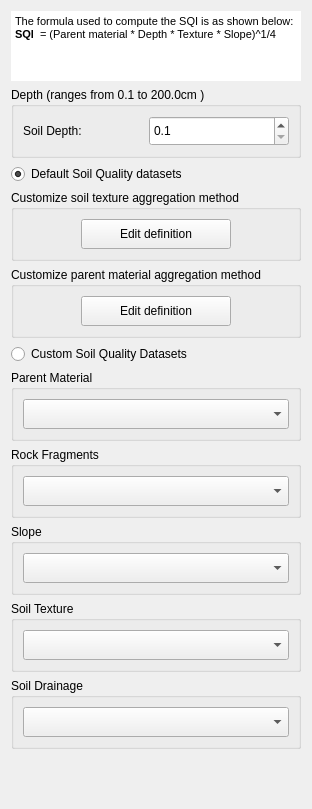
Old version of the form MISLAND/gui/WidgetSQISetup.ui in the repository LocateIT/trends.earth.
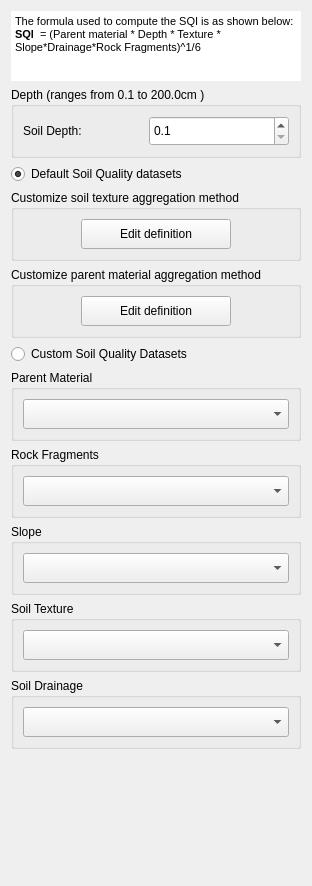
New version of the form. Custom widgets are drawn as their Qt base class.

Commit message: set parent material custom user input

What changed in the file:
```diff
--- a/MISLAND/gui/WidgetSQISetup.ui
+++ b/MISLAND/gui/WidgetSQISetup.ui
@@ -7,7 +7,7 @@
     <x>0</x>
     <y>0</y>
     <width>312</width>
-    <height>809</height>
+    <height>886</height>
    </rect>
   </property>
   <property name="sizePolicy">
@@ -40,7 +40,7 @@
 p, li { white-space: pre-wrap; }
 &lt;/style&gt;&lt;/head&gt;&lt;body style=&quot; font-family:'MS Shell Dlg 2'; font-size:7.8pt; font-weight:400; font-style:normal;&quot;&gt;
 &lt;p style=&quot; margin-top:0px; margin-bottom:0px; margin-left:0px; margin-right:0px; -qt-block-indent:0; text-indent:0px; background-color:#ffffff;&quot;&gt;&lt;span style=&quot; font-size:8pt; background-color:#ffffff;&quot;&gt;The formula used to compute the SQI is as shown below:&lt;/span&gt;&lt;/p&gt;
-&lt;p style=&quot; margin-top:0px; margin-bottom:0px; margin-left:0px; margin-right:0px; -qt-block-indent:0; text-indent:0px; background-color:#ffffff;&quot;&gt;&lt;span style=&quot; font-size:8pt; font-weight:600; background-color:#ffffff;&quot;&gt;SQI&lt;/span&gt;&lt;span style=&quot; font-size:8pt; background-color:#ffffff;&quot;&gt;  = (Parent material * Depth * Texture * Slope)^1/4&lt;/span&gt;&lt;/p&gt;&lt;/body&gt;&lt;/html&gt;</string>
+&lt;p style=&quot; margin-top:0px; margin-bottom:0px; margin-left:0px; margin-right:0px; -qt-block-indent:0; text-indent:0px; background-color:#ffffff;&quot;&gt;&lt;span style=&quot; font-size:8pt; font-weight:600; background-color:#ffffff;&quot;&gt;SQI&lt;/span&gt;&lt;span style=&quot; font-size:8pt; background-color:#ffffff;&quot;&gt;  = (Parent material * Depth * Texture * Slope*Drainage*Rock Fragments)^1/6&lt;/span&gt;&lt;/p&gt;&lt;/body&gt;&lt;/html&gt;</string>
      </property>
     </widget>
    </item>
```
Left out of the diff: 15 changed lines with no effect on the pictures. The commit also changes 16 other files.
